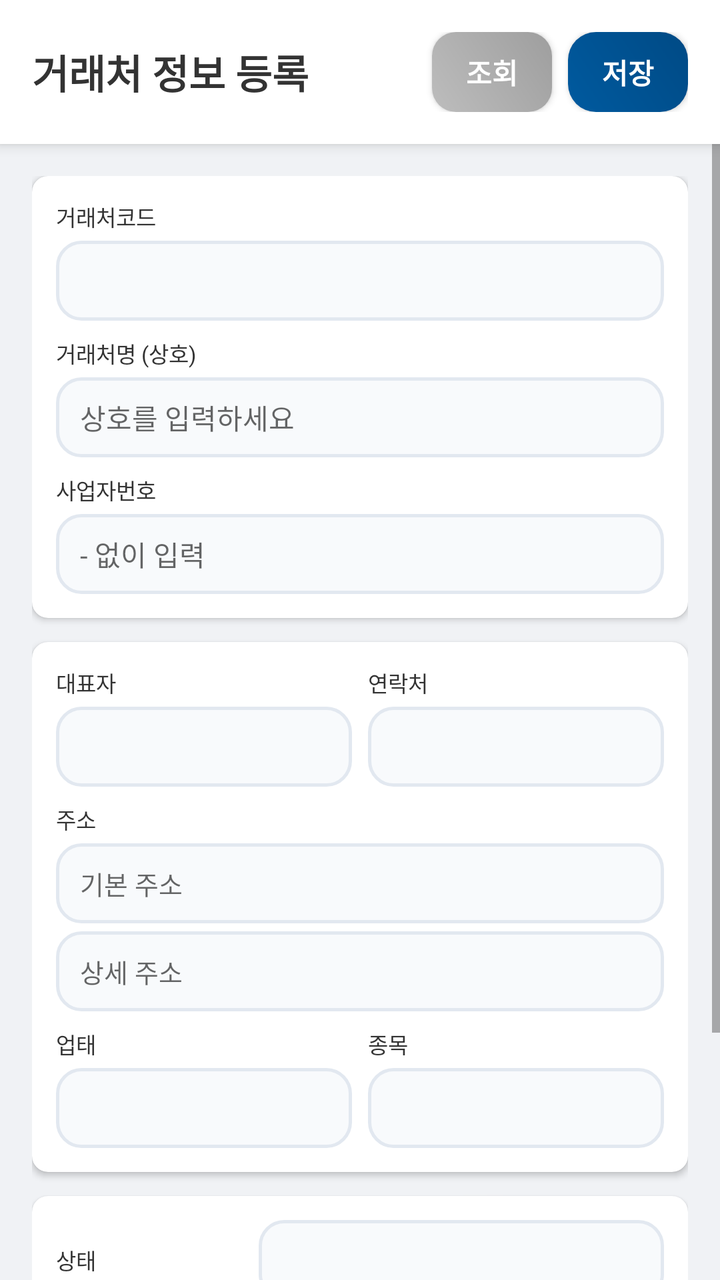
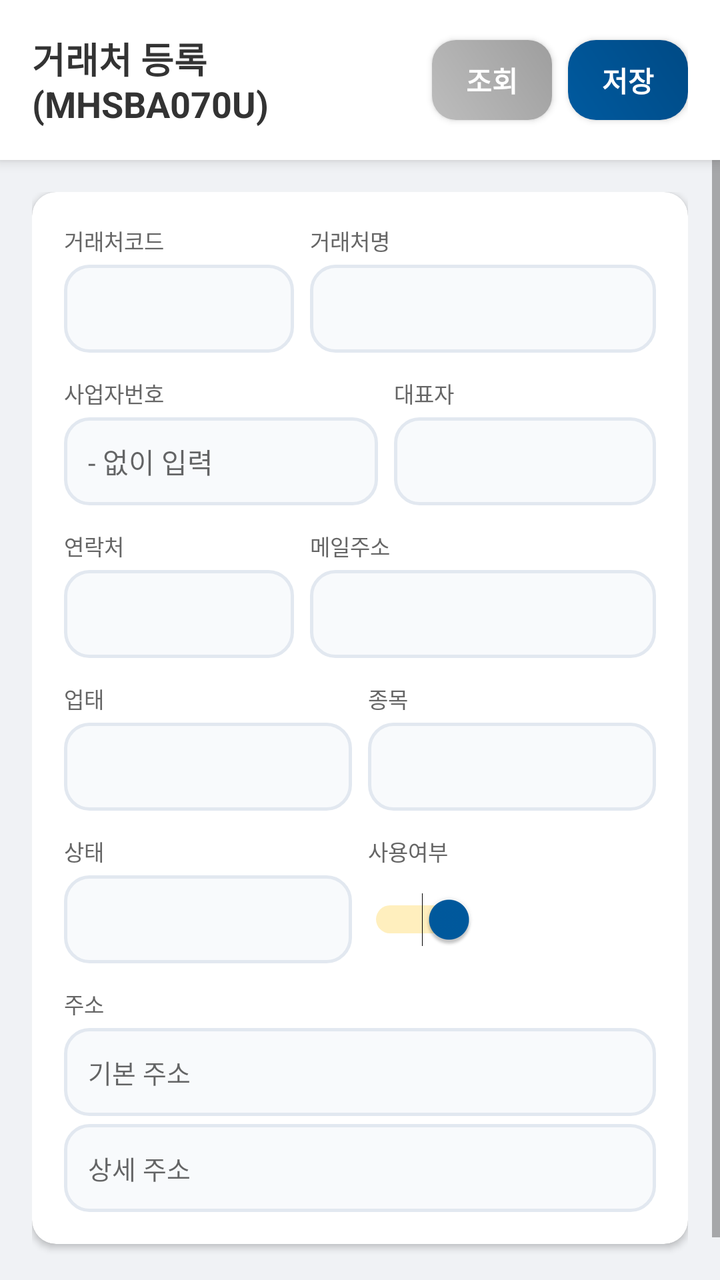

An Android layout rendered at two revisions. The XML below is the earlier revision; the diff shows what the commit changed to produce the second picture.
<!-- AndroidManifest.xml: application theme Theme.SmartERP -->
<!-- res/layout/activity_mhsba070u.xml -->
<?xml version="1.0" encoding="utf-8"?>
<LinearLayout xmlns:android="http://schemas.android.com/apk/res/android"
    xmlns:app="http://schemas.android.com/apk/res-auto"
    android:layout_width="match_parent"
    android:layout_height="match_parent"
    android:orientation="vertical"
    android:background="#F0F2F5"
    android:importantForAutofill="noExcludeDescendants">

    
    <LinearLayout
        android:layout_width="match_parent"
        android:layout_height="wrap_content"
        android:background="#FFFFFF"
        android:padding="16dp"
        android:elevation="4dp"
        android:gravity="center_vertical"
        android:orientation="horizontal">
        <TextView
            android:layout_width="0dp"
            android:layout_height="wrap_content"
            android:layout_weight="1"
            android:text="거래처 정보 등록"
            android:textSize="20sp"
            android:textStyle="bold"
            android:textColor="#333333"/>

        <androidx.appcompat.widget.AppCompatButton
            android:id="@+id/btnSearch"
            android:layout_width="60dp"
            android:layout_height="40dp"
            android:layout_marginEnd="8dp"
            android:background="@drawable/bg_button_gradient_gray"
            android:text="조회"
            android:textColor="#FFFFFF"
            android:textSize="14sp"
            android:textStyle="bold"/>

        <androidx.appcompat.widget.AppCompatButton
            android:id="@+id/btnSave"
            android:layout_width="60dp"
            android:layout_height="40dp"
            android:background="@drawable/bg_button_gradient"
            android:text="저장"
            android:textColor="#FFFFFF"
            android:textSize="14sp"
            android:textStyle="bold"/>
    </LinearLayout>

    <ScrollView
        android:layout_width="match_parent"
        android:layout_height="match_parent">
        <LinearLayout
            android:layout_width="match_parent"
            android:layout_height="wrap_content"
            android:orientation="vertical"
            android:padding="16dp">

            
            <androidx.cardview.widget.CardView
                android:layout_width="match_parent"
                android:layout_height="wrap_content"
                app:cardCornerRadius="8dp"
                app:cardElevation="2dp"
                android:layout_marginBottom="12dp">
                <LinearLayout
                    android:layout_width="match_parent"
                    android:layout_height="wrap_content"
                    android:orientation="vertical"
                    android:padding="12dp">

                    <TextView android:layout_width="wrap_content" android:layout_height="wrap_content" android:text="거래처코드" android:textSize="11sp" android:textColor="#333333" android:layout_marginBottom="4dp"/>
                    <EditText android:id="@+id/etCustCd" android:layout_width="match_parent" android:layout_height="40dp" android:background="@drawable/bg_input_field" android:paddingStart="12dp" android:textSize="14sp" android:textStyle="bold" android:textColor="@color/primary"/>

                    <TextView android:layout_width="wrap_content" android:layout_height="wrap_content" android:text="거래처명 (상호)" android:textSize="11sp" android:textColor="#333333" android:layout_marginTop="8dp" android:layout_marginBottom="4dp"/>
                    <EditText android:id="@+id/etCustNm" android:layout_width="match_parent" android:layout_height="40dp" android:background="@drawable/bg_input_field" android:paddingStart="12dp" android:textSize="14sp" android:hint="상호를 입력하세요"/>

                    <TextView android:layout_width="wrap_content" android:layout_height="wrap_content" android:text="사업자번호" android:textSize="11sp" android:textColor="#333333" android:layout_marginTop="8dp" android:layout_marginBottom="4dp"/>
                    <EditText android:id="@+id/etCustNo" android:layout_width="match_parent" android:layout_height="40dp" android:background="@drawable/bg_input_field" android:paddingStart="12dp" android:textSize="14sp" android:hint="- 없이 입력" android:inputType="number"/>
                </LinearLayout>
            </androidx.cardview.widget.CardView>

            
            <androidx.cardview.widget.CardView
                android:layout_width="match_parent"
                android:layout_height="wrap_content"
                app:cardCornerRadius="8dp"
                app:cardElevation="2dp"
                android:layout_marginBottom="12dp">
                <LinearLayout
                    android:layout_width="match_parent"
                    android:layout_height="wrap_content"
                    android:orientation="vertical"
                    android:padding="12dp">

                    <LinearLayout android:layout_width="match_parent" android:layout_height="wrap_content" android:orientation="horizontal">
                        <LinearLayout android:layout_width="0dp" android:layout_height="wrap_content" android:layout_weight="1" android:orientation="vertical" android:layout_marginEnd="8dp">
                            <TextView android:layout_width="wrap_content" android:layout_height="wrap_content" android:text="대표자" android:textSize="11sp" android:textColor="#333333" android:layout_marginBottom="4dp"/>
                            <EditText android:id="@+id/etBossNm" android:layout_width="match_parent" android:layout_height="40dp" android:background="@drawable/bg_input_field" android:paddingStart="12dp" android:textSize="14sp"/>
                        </LinearLayout>
                        <LinearLayout android:layout_width="0dp" android:layout_height="wrap_content" android:layout_weight="1" android:orientation="vertical">
                            <TextView android:layout_width="wrap_content" android:layout_height="wrap_content" android:text="연락처" android:textSize="11sp" android:textColor="#333333" android:layout_marginBottom="4dp"/>
                            <EditText android:id="@+id/etTelNo" android:layout_width="match_parent" android:layout_height="40dp" android:background="@drawable/bg_input_field" android:paddingStart="12dp" android:textSize="14sp" android:inputType="phone"/>
                        </LinearLayout>
                    </LinearLayout>

                    <TextView android:layout_width="wrap_content" android:layout_height="wrap_content" android:text="주소" android:textSize="11sp" android:textColor="#333333" android:layout_marginTop="8dp" android:layout_marginBottom="4dp"/>
                    <EditText android:id="@+id/etAddress" android:layout_width="match_parent" android:layout_height="40dp" android:background="@drawable/bg_input_field" android:paddingStart="12dp" android:textSize="13sp" android:hint="기본 주소"/>
                    <EditText android:id="@+id/etDAddress" android:layout_width="match_parent" android:layout_height="40dp" android:background="@drawable/bg_input_field" android:paddingStart="12dp" android:textSize="13sp" android:layout_marginTop="4dp" android:hint="상세 주소"/>

                    <LinearLayout android:layout_width="match_parent" android:layout_height="wrap_content" android:orientation="horizontal" android:layout_marginTop="8dp">
                        <LinearLayout android:layout_width="0dp" android:layout_height="wrap_content" android:layout_weight="1" android:orientation="vertical" android:layout_marginEnd="8dp">
                            <TextView android:layout_width="wrap_content" android:layout_height="wrap_content" android:text="업태" android:textSize="11sp" android:textColor="#333333" android:layout_marginBottom="4dp"/>
                            <EditText android:id="@+id/etCustType" android:layout_width="match_parent" android:layout_height="40dp" android:background="@drawable/bg_input_field" android:paddingStart="12dp" android:textSize="14sp"/>
                        </LinearLayout>
                        <LinearLayout android:layout_width="0dp" android:layout_height="wrap_content" android:layout_weight="1" android:orientation="vertical">
                            <TextView android:layout_width="wrap_content" android:layout_height="wrap_content" android:text="종목" android:textSize="11sp" android:textColor="#333333" android:layout_marginBottom="4dp"/>
                            <EditText android:id="@+id/etCustKind" android:layout_width="match_parent" android:layout_height="40dp" android:background="@drawable/bg_input_field" android:paddingStart="12dp" android:textSize="14sp"/>
                        </LinearLayout>
                    </LinearLayout>
                </LinearLayout>
            </androidx.cardview.widget.CardView>

            
            <androidx.cardview.widget.CardView
                android:layout_width="match_parent"
                android:layout_height="wrap_content"
                app:cardCornerRadius="8dp"
                app:cardElevation="2dp"
                android:layout_marginBottom="24dp">
                <LinearLayout
                    android:layout_width="match_parent"
                    android:layout_height="wrap_content"
                    android:orientation="vertical"
                    android:padding="12dp">

                    <LinearLayout android:layout_width="match_parent" android:layout_height="wrap_content" android:orientation="horizontal" android:gravity="center_vertical">
                        <TextView android:layout_width="0dp" android:layout_height="wrap_content" android:layout_weight="1" android:text="상태" android:textSize="11sp" android:textColor="#333333"/>
                        <Spinner android:id="@+id/spStatus" android:layout_width="0dp" android:layout_height="40dp" android:layout_weight="2" android:background="@drawable/bg_input_field"/>
                    </LinearLayout>

                    <LinearLayout android:layout_width="match_parent" android:layout_height="wrap_content" android:orientation="horizontal" android:gravity="center_vertical" android:layout_marginTop="8dp">
                        <TextView android:layout_width="0dp" android:layout_height="wrap_content" android:layout_weight="1" android:text="전자계산서" android:textSize="11sp" android:textColor="#333333"/>
                        <Switch android:id="@+id/swElcYn" android:layout_width="wrap_content" android:layout_height="40dp" android:checked="true"/>
                    </LinearLayout>

                    <LinearLayout android:layout_width="match_parent" android:layout_height="wrap_content" android:orientation="horizontal" android:gravity="center_vertical" android:layout_marginTop="8dp">
                        <TextView android:layout_width="0dp" android:layout_height="wrap_content" android:layout_weight="1" android:text="사용여부" android:textSize="11sp" android:textColor="#333333"/>
                        <Switch android:id="@+id/swUseYn" android:layout_width="wrap_content" android:layout_height="40dp" android:checked="true"/>
                    </LinearLayout>
                </LinearLayout>
            </androidx.cardview.widget.CardView>
        </LinearLayout>
    </ScrollView>
</LinearLayout>
<!-- resources referenced by this layout -->
<resources>
  <color name="primary">#005a9f</color>
  <!-- drawable bg_button_gradient (drawable) -->
  <?xml version="1.0" encoding="utf-8"?>
  <shape xmlns:android="http://schemas.android.com/apk/res/android">
      <gradient
          android:startColor="#005a9f"
          android:endColor="#004a85"
          android:angle="45"/>
      <corners android:radius="14dp"/>
  </shape>
  <!-- drawable bg_button_gradient_gray (drawable) -->
  <?xml version="1.0" encoding="utf-8"?>
  <shape xmlns:android="http://schemas.android.com/apk/res/android">
      <gradient
          android:startColor="#BDBDBD"
          android:endColor="#9E9E9E"
          android:angle="45"/>
      <corners android:radius="12dp"/>
  </shape>
  <!-- drawable bg_input_field (drawable) -->
  <?xml version="1.0" encoding="utf-8"?>
  <shape xmlns:android="http://schemas.android.com/apk/res/android">
      <solid android:color="@color/input_bg"/>
      <corners android:radius="12dp"/>
      <stroke android:width="1.5dp" android:color="@color/input_border"/>
  </shape>
  <style name="Theme.SmartERP" parent="Theme.AppCompat.Light.NoActionBar">
          
          <item name="colorPrimary">@color/smart_blue</item>
          <item name="colorPrimaryDark">@color/smart_blue</item>
          <item name="colorAccent">@color/core_amber</item>
  
          
          <item name="android:windowBackground">@color/login_bg_end</item>
  
          
          <item name="android:forceDarkAllowed" tools:targetApi="q">false</item>
      </style>
  <color name="input_bg">#F8FAFC</color>
  <color name="input_border">#E2E8F0</color>
  <color name="smart_blue">#005a9f</color>
  <color name="core_amber">#ffc107</color>
  <color name="login_bg_end">#f0f4f8</color>
</resources>

<!-- the commit's change to res/layout/activity_mhsba070u.xml (unified diff, before → after) -->
@@ -20,8 +20,8 @@
             android:layout_width="0dp"
             android:layout_height="wrap_content"
             android:layout_weight="1"
-            android:text="거래처 정보 등록"
-            android:textSize="20sp"
+            android:text="거래처 등록 (MHSBA070U)"
+            android:textSize="18sp"
             android:textStyle="bold"
             android:textColor="#333333"/>
 
@@ -60,94 +60,81 @@
             <androidx.cardview.widget.CardView
                 android:layout_width="match_parent"
                 android:layout_height="wrap_content"
-                app:cardCornerRadius="8dp"
+                app:cardCornerRadius="12dp"
                 app:cardElevation="2dp"
-                android:layout_marginBottom="12dp">
+                android:layout_marginBottom="24dp">
+
                 <LinearLayout
                     android:layout_width="match_parent"
                     android:layout_height="wrap_content"
                     android:orientation="vertical"
-                    android:padding="12dp">
+                    android:padding="16dp">
 
-                    <TextView android:layout_width="wrap_content" android:layout_height="wrap_content" android:text="거래처코드" android:textSize="11sp" android:textColor="#333333" android:layout_marginBottom="4dp"/>
-                    <EditText android:id="@+id/etCustCd" android:layout_width="match_parent" android:layout_height="40dp" android:background="@drawable/bg_input_field" android:paddingStart="12dp" android:textSize="14sp" android:textStyle="bold" android:textColor="@color/primary"/>
-
-                    <TextView android:layout_width="wrap_content" android:layout_height="wrap_content" android:text="거래처명 (상호)" android:textSize="11sp" android:textColor="#333333" android:layout_marginTop="8dp" android:layout_marginBottom="4dp"/>
-                    <EditText android:id="@+id/etCustNm" android:layout_width="match_parent" android:layout_height="40dp" android:background="@drawable/bg_input_field" android:paddingStart="12dp" android:textSize="14sp" android:hint="상호를 입력하세요"/>
-
-                    <TextView android:layout_width="wrap_content" android:layout_height="wrap_content" android:text="사업자번호" android:textSize="11sp" android:textColor="#333333" android:layout_marginTop="8dp" android:layout_marginBottom="4dp"/>
-                    <EditText android:id="@+id/etCustNo" android:layout_width="match_parent" android:layout_height="40dp" android:background="@drawable/bg_input_field" android:paddingStart="12dp" android:textSize="14sp" android:hint="- 없이 입력" android:inputType="number"/>
-                </LinearLayout>
-            </androidx.cardview.widget.CardView>
-
-            
-            <androidx.cardview.widget.CardView
-                android:layout_width="match_parent"
-                android:layout_height="wrap_content"
-                app:cardCornerRadius="8dp"
-                app:cardElevation="2dp"
-                android:layout_marginBottom="12dp">
-                <LinearLayout
-                    android:layout_width="match_parent"
-                    android:layout_height="wrap_content"
-                    android:orientation="vertical"
-                    android:padding="12dp">
-
-                    <LinearLayout android:layout_width="match_parent" android:layout_height="wrap_content" android:orientation="horizontal">
+                    
+                    <LinearLayout android:layout_width="match_parent" android:layout_height="wrap_content" android:orientation="horizontal" android:layout_marginBottom="12dp">
                         <LinearLayout android:layout_width="0dp" android:layout_height="wrap_content" android:layout_weight="1" android:orientation="vertical" android:layout_marginEnd="8dp">
-                            <TextView android:layout_width="wrap_content" android:layout_height="wrap_content" android:text="대표자" android:textSize="11sp" android:textColor="#333333" android:layout_marginBottom="4dp"/>
-                            <EditText android:id="@+id/etBossNm" android:layout_width="match_parent" android:layout_height="40dp" android:background="@drawable/bg_input_field" android:paddingStart="12dp" android:textSize="14sp"/>
+                            <TextView android:layout_width="wrap_content" android:layout_height="wrap_content" android:text="거래처코드" android:textSize="11sp" android:textColor="#666666" android:layout_marginBottom="4dp"/>
+                            <EditText android:id="@+id/etCustCd" android:layout_width="match_parent" android:layout_height="44dp" android:background="@drawable/bg_input_field" android:paddingStart="12dp" android:textSize="14sp" android:textStyle="bold" android:textColor="@color/primary"/>
                         </LinearLayout>
-                        <LinearLayout android:layout_width="0dp" android:layout_height="wrap_content" android:layout_weight="1" android:orientation="vertical">
-                            <TextView android:layout_width="wrap_content" android:layout_height="wrap_content" android:text="연락처" android:textSize="11sp" android:textColor="#333333" android:layout_marginBottom="4dp"/>
-                            <EditText android:id="@+id/etTelNo" android:layout_width="match_parent" android:layout_height="40dp" android:background="@drawable/bg_input_field" android:paddingStart="12dp" android:textSize="14sp" android:inputType="phone"/>
+                        <LinearLayout android:layout_width="0dp" android:layout_height="wrap_content" android:layout_weight="1.5" android:orientation="vertical">
+                            <TextView android:layout_width="wrap_content" android:layout_height="wrap_content" android:text="거래처명" android:textSize="11sp" android:textColor="#666666" android:layout_marginBottom="4dp"/>
+                            <EditText android:id="@+id/etCustNm" android:layout_width="match_parent" android:layout_height="44dp" android:background="@drawable/bg_input_field" android:paddingStart="12dp" android:textSize="14sp"/>
                         </LinearLayout>
                     </LinearLayout>
 
-                    <TextView android:layout_width="wrap_content" android:layout_height="wrap_content" android:text="주소" android:textSize="11sp" android:textColor="#333333" android:layout_marginTop="8dp" android:layout_marginBottom="4dp"/>
-                    <EditText android:id="@+id/etAddress" android:layout_width="match_parent" android:layout_height="40dp" android:background="@drawable/bg_input_field" android:paddingStart="12dp" android:textSize="13sp" android:hint="기본 주소"/>
-                    <EditText android:id="@+id/etDAddress" android:layout_width="match_parent" android:layout_height="40dp" android:background="@drawable/bg_input_field" android:paddingStart="12dp" android:textSize="13sp" android:layout_marginTop="4dp" android:hint="상세 주소"/>
-
-                    <LinearLayout android:layout_width="match_parent" android:layout_height="wrap_content" android:orientation="horizontal" android:layout_marginTop="8dp">
-                        <LinearLayout android:layout_width="0dp" android:layout_height="wrap_content" android:layout_weight="1" android:orientation="vertical" android:layout_marginEnd="8dp">
-                            <TextView android:layout_width="wrap_content" android:layout_height="wrap_content" android:text="업태" android:textSize="11sp" android:textColor="#333333" android:layout_marginBottom="4dp"/>
-                            <EditText android:id="@+id/etCustType" android:layout_width="match_parent" android:layout_height="40dp" android:background="@drawable/bg_input_field" android:paddingStart="12dp" android:textSize="14sp"/>
+                    
+                    <LinearLayout android:layout_width="match_parent" android:layout_height="wrap_content" android:orientation="horizontal" android:layout_marginBottom="12dp">
+                        <LinearLayout android:layout_width="0dp" android:layout_height="wrap_content" android:layout_weight="1.2" android:orientation="vertical" android:layout_marginEnd="8dp">
+                            <TextView android:layout_width="wrap_content" android:layout_height="wrap_content" android:text="사업자번호" android:textSize="11sp" android:textColor="#666666" android:layout_marginBottom="4dp"/>
+                            <EditText android:id="@+id/etCustNo" android:layout_width="match_parent" android:layout_height="44dp" android:background="@drawable/bg_input_field" android:paddingStart="12dp" android:textSize="14sp" android:inputType="number" android:hint="- 없이 입력"/>
                         </LinearLayout>
                         <LinearLayout android:layout_width="0dp" android:layout_height="wrap_content" android:layout_weight="1" android:orientation="vertical">
-                            <TextView android:layout_width="wrap_content" android:layout_height="wrap_content" android:text="종목" android:textSize="11sp" android:textColor="#333333" android:layout_marginBottom="4dp"/>
-                            <EditText android:id="@+id/etCustKind" android:layout_width="match_parent" android:layout_height="40dp" android:background="@drawable/bg_input_field" android:paddingStart="12dp" android:textSize="14sp"/>
+                            <TextView android:layout_width="wrap_content" android:layout_height="wrap_content" android:text="대표자" android:textSize="11sp" android:textColor="#666666" android:layout_marginBottom="4dp"/>
+                            <EditText android:id="@+id/etBossNm" android:layout_width="match_parent" android:layout_height="44dp" android:background="@drawable/bg_input_field" android:paddingStart="12dp" android:textSize="14sp"/>
                         </LinearLayout>
                     </LinearLayout>
-                </LinearLayout>
-            </androidx.cardview.widget.CardView>
 
-            
-            <androidx.cardview.widget.CardView
-                android:layout_width="match_parent"
-                android:layout_height="wrap_content"
-                app:cardCornerRadius="8dp"
-                app:cardElevation="2dp"
-                android:layout_marginBottom="24dp">
-                <LinearLayout
-                    android:layout_width="match_parent"
-                    android:layout_height="wrap_content"
-                    android:orientation="vertical"
-                    android:padding="12dp">
-
-                    <LinearLayout android:layout_width="match_parent" android:layout_height="wrap_content" android:orientation="horizontal" android:gravity="center_vertical">
-                        <TextView android:layout_width="0dp" android:layout_height="wrap_content" android:layout_weight="1" android:text="상태" android:textSize="11sp" android:textColor="#333333"/>
-                        <Spinner android:id="@+id/spStatus" android:layout_width="0dp" android:layout_height="40dp" android:layout_weight="2" android:background="@drawable/bg_input_field"/>
+                    
+                    <LinearLayout android:layout_width="match_parent" android:layout_height="wrap_content" android:orientation="horizontal" android:layout_marginBottom="12dp">
+                        <LinearLayout android:layout_width="0dp" android:layout_height="wrap_content" android:layout_weight="1" android:orientation="vertical" android:layout_marginEnd="8dp">
+                            <TextView android:layout_width="wrap_content" android:layout_height="wrap_content" android:text="연락처" android:textSize="11sp" android:textColor="#666666" android:layout_marginBottom="4dp"/>
+                            <EditText android:id="@+id/etTelNo" android:layout_width="match_parent" android:layout_height="44dp" android:background="@drawable/bg_input_field" android:paddingStart="12dp" android:textSize="14sp" android:inputType="phone"/>
+                        </LinearLayout>
+                        <LinearLayout android:layout_width="0dp" android:layout_height="wrap_content" android:layout_weight="1.5" android:orientation="vertical">
+                            <TextView android:layout_width="wrap_content" android:layout_height="wrap_content" android:text="메일주소" android:textSize="11sp" android:textColor="#666666" android:layout_marginBottom="4dp"/>
+                            <EditText android:id="@+id/etEmail" android:layout_width="match_parent" android:layout_height="44dp" android:background="@drawable/bg_input_field" android:paddingStart="12dp" android:textSize="14sp" android:inputType="textEmailAddress"/>
+                        </LinearLayout>
                     </LinearLayout>
 
-                    <LinearLayout android:layout_width="match_parent" android:layout_height="wrap_content" android:orientation="horizontal" android:gravity="center_vertical" android:layout_marginTop="8dp">
-                        <TextView android:layout_width="0dp" android:layout_height="wrap_content" android:layout_weight="1" android:text="전자계산서" android:textSize="11sp" android:textColor="#333333"/>
-                        <Switch android:id="@+id/swElcYn" android:layout_width="wrap_content" android:layout_height="40dp" android:checked="true"/>
+                    
+                    <LinearLayout android:layout_width="match_parent" android:layout_height="wrap_content" android:orientation="horizontal" android:layout_marginBottom="12dp">
+                        <LinearLayout android:layout_width="0dp" android:layout_height="wrap_content" android:layout_weight="1" android:orientation="vertical" android:layout_marginEnd="8dp">
+                            <TextView android:layout_width="wrap_content" android:layout_height="wrap_content" android:text="업태" android:textSize="11sp" android:textColor="#666666" android:layout_marginBottom="4dp"/>
+                            <EditText android:id="@+id/etCustType" android:layout_width="match_parent" android:layout_height="44dp" android:background="@drawable/bg_input_field" android:paddingStart="12dp" android:textSize="14sp"/>
+                        </LinearLayout>
+                        <LinearLayout android:layout_width="0dp" android:layout_height="wrap_content" android:layout_weight="1" android:orientation="vertical">
+                            <TextView android:layout_width="wrap_content" android:layout_height="wrap_content" android:text="종목" android:textSize="11sp" android:textColor="#666666" android:layout_marginBottom="4dp"/>
+                            <EditText android:id="@+id/etCustKind" android:layout_width="match_parent" android:layout_height="44dp" android:background="@drawable/bg_input_field" android:paddingStart="12dp" android:textSize="14sp"/>
+                        </LinearLayout>
                     </LinearLayout>
 
-                    <LinearLayout android:layout_width="match_parent" android:layout_height="wrap_content" android:orientation="horizontal" android:gravity="center_vertical" android:layout_marginTop="8dp">
-                        <TextView android:layout_width="0dp" android:layout_height="wrap_content" android:layout_weight="1" android:text="사용여부" android:textSize="11sp" android:textColor="#333333"/>
-                        <Switch android:id="@+id/swUseYn" android:layout_width="wrap_content" android:layout_height="40dp" android:checked="true"/>
+                    
+                    <LinearLayout android:layout_width="match_parent" android:layout_height="wrap_content" android:orientation="horizontal" android:gravity="center_vertical" android:layout_marginBottom="12dp">
+                        <LinearLayout android:layout_width="0dp" android:layout_height="wrap_content" android:layout_weight="1" android:orientation="vertical" android:layout_marginEnd="8dp">
+                            <TextView android:layout_width="wrap_content" android:layout_height="wrap_content" android:text="상태" android:textSize="11sp" android:textColor="#666666" android:layout_marginBottom="4dp"/>
+                            <Spinner android:id="@+id/spStatus" android:layout_width="match_parent" android:layout_height="44dp" android:background="@drawable/bg_input_field"/>
+                        </LinearLayout>
+                        <LinearLayout android:layout_width="0dp" android:layout_height="wrap_content" android:layout_weight="1" android:orientation="vertical">
+                            <TextView android:layout_width="wrap_content" android:layout_height="wrap_content" android:text="사용여부" android:textSize="11sp" android:textColor="#666666" android:layout_marginBottom="4dp"/>
+                            <Switch android:id="@+id/swUseYn" android:layout_width="wrap_content" android:layout_height="44dp" android:checked="true" android:thumbTint="@color/primary"/>
+                        </LinearLayout>
                     </LinearLayout>
+
+                    
+                    <TextView android:layout_width="wrap_content" android:layout_height="wrap_content" android:text="주소" android:textSize="11sp" android:textColor="#666666" android:layout_marginBottom="4dp"/>
+                    <EditText android:id="@+id/etAddress" android:layout_width="match_parent" android:layout_height="44dp" android:background="@drawable/bg_input_field" android:paddingStart="12dp" android:textSize="13sp" android:hint="기본 주소" android:layout_marginBottom="4dp"/>
+                    <EditText android:id="@+id/etDAddress" android:layout_width="match_parent" android:layout_height="44dp" android:background="@drawable/bg_input_field" android:paddingStart="12dp" android:textSize="13sp" android:hint="상세 주소"/>
+
                 </LinearLayout>
             </androidx.cardview.widget.CardView>
         </LinearLayout>
